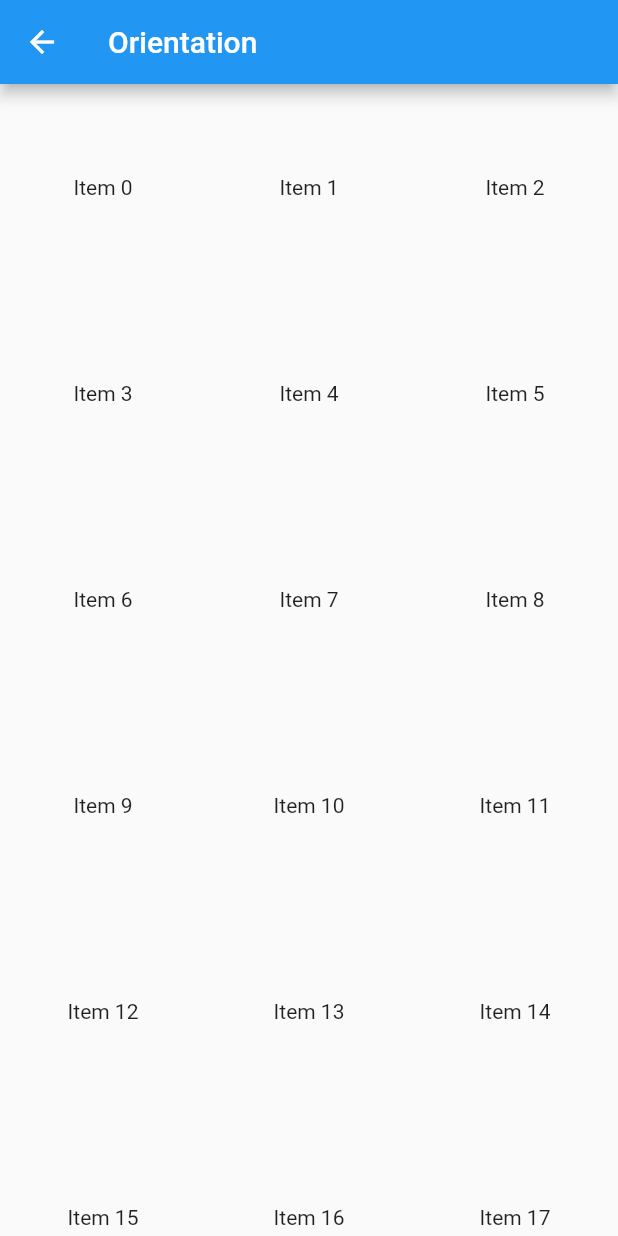
After one commit to LeeYoonJung/flutter_begginer, a Flutter app: the screen it shows after launch, after a tap on "Orientation", on a phone screen of 412 x 824 dp. The commit adds this screen. Run offline on Flutter 3.47's test engine with Material 2 defaults, Android fonts, the phone set to English and light mode, and no system bars.

Commit message:
Orientation 기능 구현

```diff
--- /dev/null
+++ b/lib/beginner/0_flutter_cookbook/my_orientation.dart
@@ -0,0 +1,31 @@
+import 'package:flutter/material.dart';
+
+class MyOrientation extends StatefulWidget {
+  const MyOrientation({Key? key}) : super(key: key);
+
+  @override
+  State<MyOrientation> createState() => _MyOrientationState();
+}
+
+class _MyOrientationState extends State<MyOrientation> {
+  @override
+  Widget build(BuildContext context) {
+    return Scaffold(
+      appBar: AppBar(
+        title: const Text('Orientation'),
+      ),
+      body: OrientationBuilder(
+        builder: (BuildContext context, Orientation orientation) {
+          return GridView.count(
+            crossAxisCount: orientation == Orientation.portrait ? 3 : 5,
+            children: List.generate(50, (position) {
+              return Center(
+                child: Text('Item $position'),
+              );
+            }),
+          );
+        },
+      ),
+    );
+  }
+}
--- a/lib/main.dart
+++ b/lib/main.dart
@@ -1,6 +1,7 @@
 import 'package:flutter/material.dart';
 import 'package:flutter_momong_project/beginner/0_flutter_cookbook/my_animated_opacity.dart';
 import 'package:flutter_momong_project/beginner/0_flutter_cookbook/my_drawer.dart';
+import 'package:flutter_momong_project/beginner/0_flutter_cookbook/my_orientation.dart';
 import 'package:flutter_momong_project/beginner/0_flutter_cookbook/my_snack_bar.dart';
 
 import 'beginner/0_flutter_cookbook/my_animated_container.dart';
@@ -84,6 +85,15 @@ class _HomeState extends State<Home> {
                     builder: (context) => const MySnackBar()));
           },
         ),
+        ListTile(
+          title: const Text('Orientation'),
+          onTap: () {
+            Navigator.push(
+                context,
+                MaterialPageRoute(
+                    builder: (context) => const MyOrientation()));
+          },
+        ),
       ],
     );
   }
```
